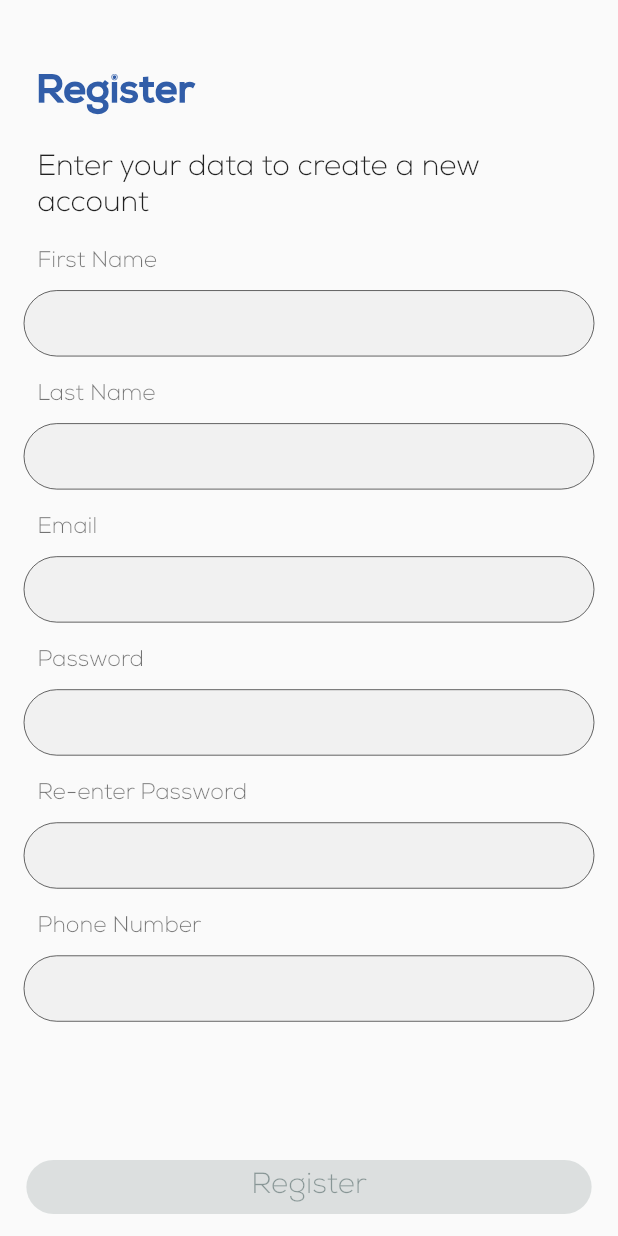
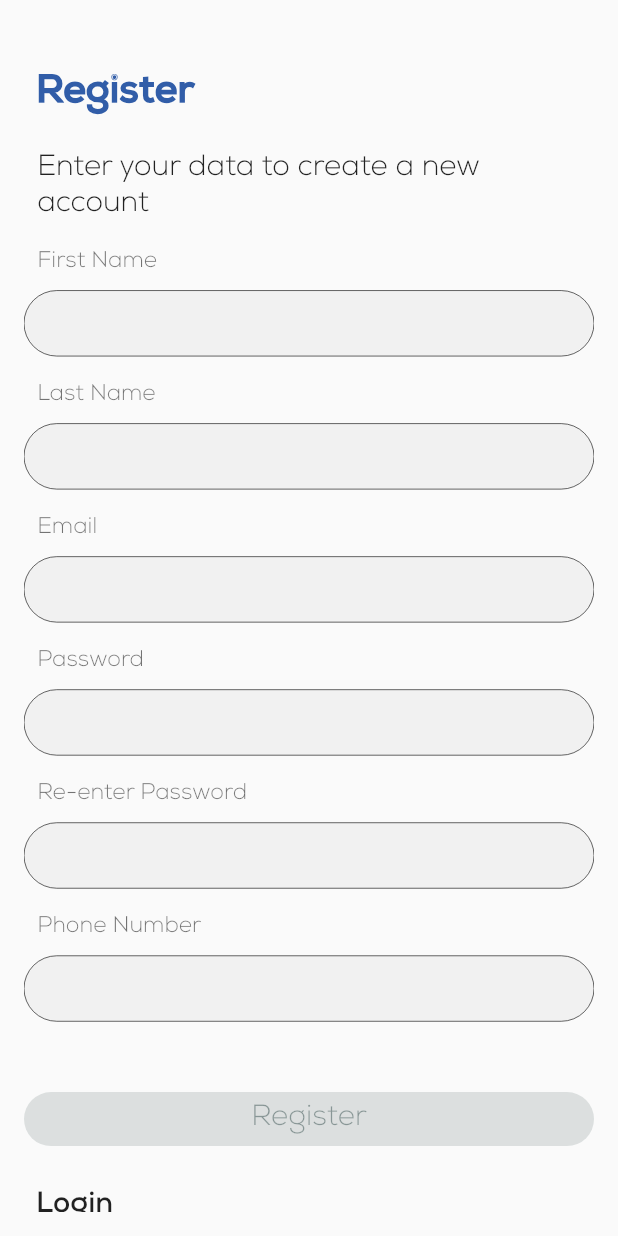
Before and after one commit to mohmdramadn/zetaton_task, a Flutter app: the screen it shows after launch, on a phone screen of 412 x 824 dp. Run offline on Flutter 3.47's test engine with Material 2 defaults, Android fonts, the phone set to English and light mode, and no system bars; our stand-ins replace dio, firebase_auth, firebase_core, flutter_screenutil, fluttertoast, get and 5 more; accounts and stored records are empty; statements that could not run were skipped.

Commit message:
Added navigate to login from register and to home

```diff
--- a/lib/screens/register/register_screen.dart
+++ b/lib/screens/register/register_screen.dart
@@ -1,3 +1,4 @@
+import 'package:flutter/gestures.dart';
 import 'package:flutter/material.dart';
 import 'package:flutter_screenutil/flutter_screenutil.dart';
 import 'package:provider/provider.dart';
@@ -24,8 +25,6 @@ class _Body extends StatelessWidget {
   @override
   Widget build(BuildContext context) {
     return Scaffold(
-      floatingActionButtonLocation: FloatingActionButtonLocation.centerDocked,
-      floatingActionButton: const _RegisterButton(),
       body: Padding(
         padding: const EdgeInsets.all(16.0),
         child: SingleChildScrollView(
@@ -36,8 +35,36 @@ class _Body extends StatelessWidget {
               SizedBox(height: 4.0.h),
               const _SubHeader(),
               const _UserDetailsFields(),
+              const _RegisterButton(),
+              SizedBox(height: 4.0.h),
+              const _Login()
             ],
           ),
+        ),
+      ),
+    );
+  }
+}
+
+class _Login extends StatelessWidget {
+  const _Login();
+
+  @override
+  Widget build(BuildContext context) {
+    return Padding(
+      padding: const EdgeInsets.all(8.0),
+      child: Text.rich(
+        TextSpan(
+          children: [
+            TextSpan(text: Constant.titles.haveAccount),
+            TextSpan(
+              text: Constant.titles.login,
+              style: TextStyle(fontFamily: Constant.fonts.nexaBold),
+              recognizer: TapGestureRecognizer()
+                ..onTap =
+                    () => context.read<RegisterViewModel>().navigateToLogin(),
+            ),
+          ],
         ),
       ),
     );
@@ -56,7 +83,7 @@ class _RegisterButton extends StatelessWidget {
     return SizedBox(
       width: MediaQuery.of(context).size.width,
       child: Padding(
-        padding: EdgeInsets.symmetric(horizontal: 16.0.w,vertical: 8.h),
+        padding: EdgeInsets.symmetric(vertical: 8.h),
         child: AppButton(
           onPressed: !isEnabled
               ? null
--- a/lib/screens/register/register_view_model.dart
+++ b/lib/screens/register/register_view_model.dart
@@ -1,12 +1,14 @@
 import 'package:flutter/material.dart';
 import 'package:flutter_screenutil/flutter_screenutil.dart';
 import 'package:fluttertoast/fluttertoast.dart';
+import 'package:get/get.dart';
 import 'package:injectable/injectable.dart';
 import 'package:zetaton_task/constants/constant_strings.dart';
 import 'package:zetaton_task/contract/services/i_connection_service.dart';
 import 'package:zetaton_task/contract/services/i_firebase_service.dart';
 import 'package:zetaton_task/contract/services/i_message_service.dart';
 import 'package:zetaton_task/helper/validator.dart';
+import 'package:zetaton_task/routes/routes_names.dart';
 
 @injectable
 class RegisterViewModel extends ChangeNotifier {
@@ -57,9 +59,10 @@ class RegisterViewModel extends ChangeNotifier {
       );
       return;
     }
+    String fullName = '${firstNameController.text} ${lastNameController.text}';
     setLoadingState(true);
     var signUpResponse = await firebaseService.signupNewUserAsync(
-        emailController.text, passwordController.text);
+        emailController.text, passwordController.text, fullName);
     if (signUpResponse.isError) {
       setLoadingState(false);
       messageService.showErrorSnackBar(
@@ -70,6 +73,11 @@ class RegisterViewModel extends ChangeNotifier {
     }
     setLoadingState(false);
     notifyListeners();
+    Get.offAndToNamed(Routes.homeRoute);
+  }
+
+  void navigateToLogin(){
+    Get.offAndToNamed(Routes.loginRoute);
   }
 
   String validatePhone(String phone) {
```
